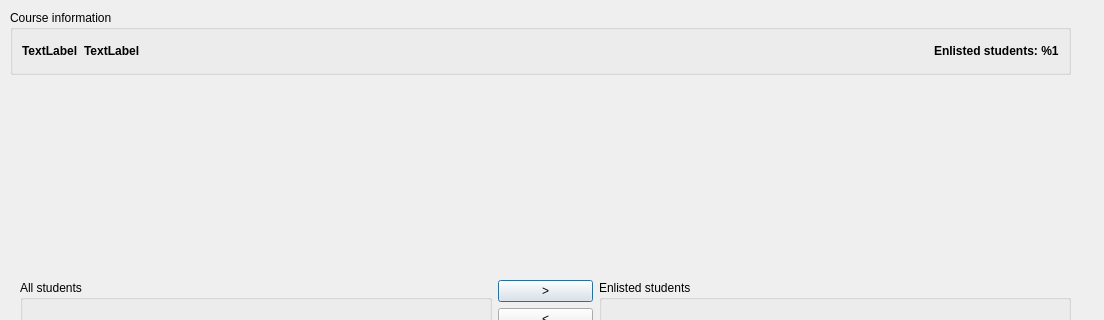
This is admin/coursedetailsdialog.ui in toptan/paso as Qt 5 draws it before an edit; both pictures show x 0 to 1104 and y 0 to 320 of the 1104 by 658 pixel window. The edited form follows.
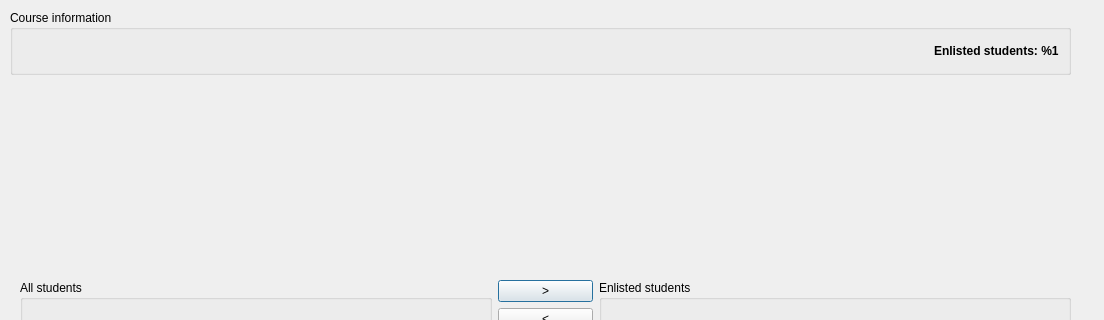
This is the edited form.

The edit to the form file:
```diff
--- a/admin/coursedetailsdialog.ui
+++ b/admin/coursedetailsdialog.ui
@@ -41,7 +41,7 @@
        </font>
       </property>
       <property name="text">
-       <string>TextLabel</string>
+       <string/>
       </property>
      </widget>
     </item>
@@ -54,7 +54,7 @@
        </font>
       </property>
       <property name="text">
-       <string>TextLabel</string>
+       <string/>
       </property>
      </widget>
     </item>
@@ -73,7 +73,7 @@
     </item>
    </layout>
   </widget>
-  <widget class="QWidget" name="">
+  <widget class="QWidget" name="layoutWidget">
    <property name="geometry">
     <rect>
      <x>20</x>
```
